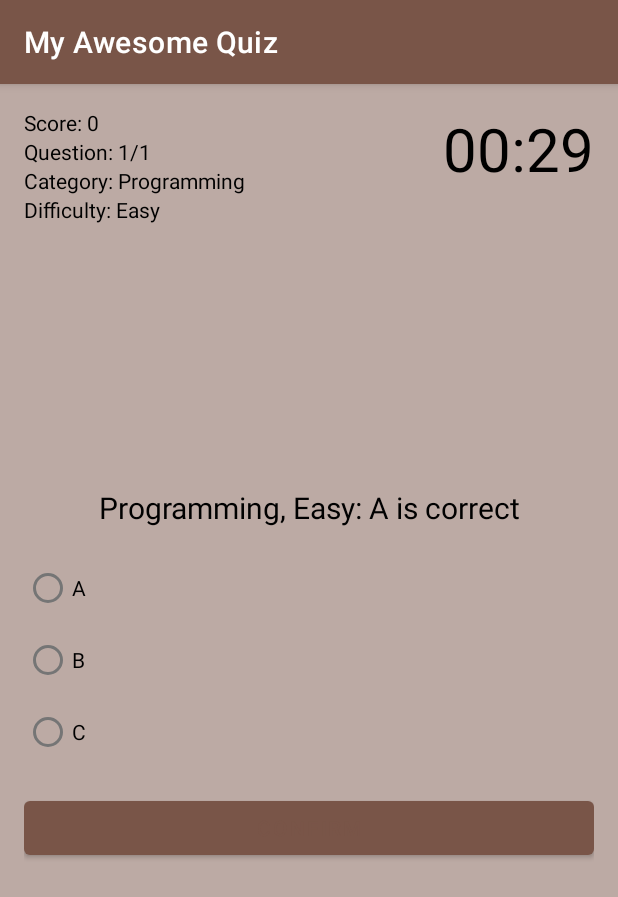
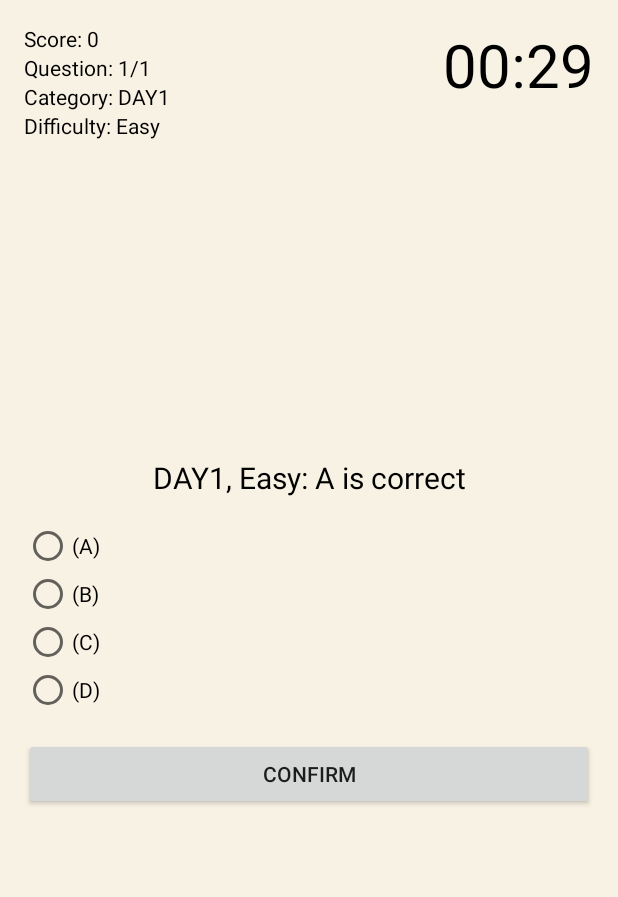
Before and after one commit to codefordmr01/myawesomequiz, an Android app: the screen it shows after launch (QuizActivity), after a tap on "START QUIZ", on a phone screen of 412 x 824 dp. Shown: the top 897 px of the screen. Run offline under Robolectric (Android 15) with nearby library versions, the phone set to English and light mode, and no system bars; 2 statements that could not run were skipped.

Commit message:
third_commit_difficulty_exist

```diff
--- a/app/src/main/AndroidManifest.xml
+++ b/app/src/main/AndroidManifest.xml
@@ -7,7 +7,7 @@
         android:dataExtractionRules="@xml/data_extraction_rules"
         android:fullBackupContent="@xml/backup_rules"
         android:icon="@mipmap/ic_launcher"
-        android:label="@string/app_name"
+        android:label=""
         android:roundIcon="@mipmap/ic_launcher_round"
         android:supportsRtl="true"
         android:theme="@style/Theme.MyAwesomeQuiz"
--- a/app/src/main/java/com/example/myawesomequiz/Category.java
+++ b/app/src/main/java/com/example/myawesomequiz/Category.java
@@ -1,9 +1,37 @@
 package com.example.myawesomequiz;
 
 public class Category {
-    public static final int PROGRAMMING = 1;
-    public static final int GEOGRAPHY = 2;
-    public static final int MATH = 3;
+
+    public static final int DAY1 = 1;
+    public static final int DAY2 = 2;
+    public static final int DAY3 = 3;
+    public static final int DAY4 = 4;
+    public static final int DAY5 = 5;
+    public static final int DAY6 = 6;
+    public static final int DAY7 = 7;
+    public static final int DAY8 = 8;
+    public static final int DAY9 = 9;
+    public static final int DAY10 = 10;
+    public static final int DAY11 = 11;
+    public static final int DAY12 = 12;
+    public static final int DAY13 = 13;
+    public static final int DAY14 = 14;
+    public static final int DAY15 = 15;
+    public static final int DAY16 = 16;
+    public static final int DAY17 = 17;
+    public static final int DAY18 = 18;
+    public static final int DAY19 = 19;
+    public static final int DAY20 = 20;
+    public static final int DAY21 = 21;
+    public static final int DAY22 = 22;
+    public static final int DAY23 = 23;
+    public static final int DAY24 = 24;
+    public static final int DAY25 = 25;
+    public static final int DAY26 = 26;
+    public static final int DAY27 = 27;
+    public static final int DAY28 = 28;
+    public static final int DAY29 = 29;
+    public static final int DAY30 = 30;
 
     private int id;
     private String name;
--- a/app/src/main/java/com/example/myawesomequiz/Question.java
+++ b/app/src/main/java/com/example/myawesomequiz/Question.java
@@ -4,7 +4,7 @@ package com.example.myawesomequiz;
 import android.os.Parcel;
 import android.os.Parcelable;
 
-public class  Question implements Parcelable {
+public class Question implements Parcelable {
     public static final String DIFFICULTY_EASY = "Easy";
     public static final String DIFFICULTY_MEDIUM = "Medium";
     public static final String DIFFICULTY_HARD = "Hard";
@@ -14,6 +14,7 @@ public class  Question implements Parcelable {
     private String option1;
     private String option2;
     private String option3;
+    private String option4;
     private int answerNr;
     private String difficulty;
     private int categoryID;
@@ -21,12 +22,13 @@ public class  Question implements Parcelable {
     public Question() {
     }
 
-    public Question(String question, String option1, String option2, String option3,
+    public Question(String question, String option1, String option2, String option3, String option4,
                     int answerNr, String difficulty, int categoryID) {
         this.question = question;
         this.option1 = option1;
         this.option2 = option2;
         this.option3 = option3;
+        this.option4 = option4;
         this.answerNr = answerNr;
         this.difficulty = difficulty;
         this.categoryID = categoryID;
@@ -38,6 +40,7 @@ public class  Question implements Parcelable {
         option1 = in.readString();
         option2 = in.readString();
         option3 = in.readString();
+        option4 = in.readString();
         answerNr = in.readInt();
         difficulty = in.readString();
         categoryID = in.readInt();
@@ -50,6 +53,7 @@ public class  Question implements Parcelable {
         dest.writeString(option1);
         dest.writeString(option2);
         dest.writeString(option3);
+        dest.writeString(option4);
         dest.writeInt(answerNr);
         dest.writeString(difficulty);
         dest.writeInt(categoryID);
@@ -108,9 +112,11 @@ public class  Question implements Parcelable {
         return option3;
     }
 
-    public void setOption3(String option3) {
-        this.option3 = option3;
-    }
+    public void setOption3(String option3) { this.option3 = option3; }
+
+    public String getOption4() { return option4; }
+
+    public void setOption4(String option4) { this.option4 = option4; }
 
     public int getAnswerNr() {
         return answerNr;
--- a/app/src/main/java/com/example/myawesomequiz/QuizActivity.java
+++ b/app/src/main/java/com/example/myawesomequiz/QuizActivity.java
@@ -38,6 +38,7 @@ public class QuizActivity extends AppCompatActivity {
     private RadioButton rb1;
     private RadioButton rb2;
     private RadioButton rb3;
+    private RadioButton rb4;
     private Button buttonConfirmNext;
 
     private ColorStateList textColorDefaultRb;
@@ -71,6 +72,7 @@ public class QuizActivity extends AppCompatActivity {
         rb1 = findViewById(R.id.radio_button1);
         rb2 = findViewById(R.id.radio_button2);
         rb3 = findViewById(R.id.radio_button3);
+        rb4 = findViewById(R.id.radio_button4);
         buttonConfirmNext = findViewById(R.id.button_confirm_next);
 
         textColorDefaultRb = rb1.getTextColors();
@@ -112,7 +114,7 @@ public class QuizActivity extends AppCompatActivity {
             @Override
             public void onClick(View v) {
                 if (!answered) {
-                    if (rb1.isChecked() || rb2.isChecked() || rb3.isChecked()) {
+                    if (rb1.isChecked() || rb2.isChecked() || rb3.isChecked() || rb4.isChecked()) {
                         checkAnswer();
                     } else {
                         Toast.makeText(QuizActivity.this, "Please select an answer", Toast.LENGTH_SHORT).show();
@@ -128,6 +130,7 @@ public class QuizActivity extends AppCompatActivity {
         rb1.setTextColor(textColorDefaultRb);
         rb2.setTextColor(textColorDefaultRb);
         rb3.setTextColor(textColorDefaultRb);
+        rb4.setTextColor(textColorDefaultRb);
         rbGroup.clearCheck();
 
         if (questionCounter < questionCountTotal) {
@@ -137,6 +140,7 @@ public class QuizActivity extends AppCompatActivity {
             rb1.setText(currentQuestion.getOption1());
             rb2.setText(currentQuestion.getOption2());
             rb3.setText(currentQuestion.getOption3());
+            rb4.setText(currentQuestion.getOption4());
 
             questionCounter++;
             textViewQuestionCount.setText("Question: " + questionCounter + "/" + questionCountTotal);
@@ -202,19 +206,24 @@ public class QuizActivity extends AppCompatActivity {
         rb1.setTextColor(Color.RED);
         rb2.setTextColor(Color.RED);
         rb3.setTextColor(Color.RED);
+        rb4.setTextColor(Color.RED);
 
         switch (currentQuestion.getAnswerNr()) {
             case 1:
                 rb1.setTextColor(Color.GREEN);
-                textViewQuestion.setText("Answer 1 is correct");
+                textViewQuestion.setText("Answer A is correct");
                 break;
             case 2:
                 rb2.setTextColor(Color.GREEN);
-                textViewQuestion.setText("Answer 2 is correct");
+                textViewQuestion.setText("Answer B is correct");
                 break;
             case 3:
                 rb3.setTextColor(Color.GREEN);
-                textViewQuestion.setText("Answer 3 is correct");
+                textViewQuestion.setText("Answer C is correct");
+                break;
+            case 4:
+                rb4.setTextColor(Color.GREEN);
+                textViewQuestion.setText("Answer D is correct");
                 break;
         }
 
--- a/app/src/main/java/com/example/myawesomequiz/QuizContract.java
+++ b/app/src/main/java/com/example/myawesomequiz/QuizContract.java
@@ -18,6 +18,7 @@ public final class QuizContract {
         public static final String COLUMN_OPTION1 = "option1";
         public static final String COLUMN_OPTION2 = "option2";
         public static final String COLUMN_OPTION3 = "option3";
+        public static final String COLUMN_OPTION4 = "option4";
         public static final String COLUMN_ANSWER_NR = "answer_nr";
         public static final String COLUMN_DIFFICULTY = "difficulty";
         public static final String COLUMN_CATEGORY_ID = "category_id";
--- a/app/src/main/java/com/example/myawesomequiz/QuizDbHelper.java
+++ b/app/src/main/java/com/example/myawesomequiz/QuizDbHelper.java
@@ -49,6 +49,7 @@ public class QuizDbHelper extends SQLiteOpenHelper {
                 QuestionsTable.COLUMN_OPTION1 + " TEXT, " +
                 QuestionsTable.COLUMN_OPTION2 + " TEXT, " +
                 QuestionsTable.COLUMN_OPTION3 + " TEXT, " +
+                QuestionsTable.COLUMN_OPTION4 + " TEXT, " +
                 QuestionsTable.COLUMN_ANSWER_NR + " INTEGER, " +
                 QuestionsTable.COLUMN_DIFFICULTY + " TEXT, " +
                 QuestionsTable.COLUMN_CATEGORY_ID + " INTEGER, " +
@@ -76,12 +77,25 @@ public class QuizDbHelper extends SQLiteOpenHelper {
     }
 
     private void fillCategoriesTable() {
-        Category c1 = new Category("Programming");
+/*        Category c1 = new Category("Programming");
         addCategory(c1);
         Category c2 = new Category("Geography");
         addCategory(c2);
         Category c3 = new Category("Math");
+        addCategory(c3);*/
+
+        Category c1 = new Category("DAY1");
+        addCategory(c1);
+        Category c2 = new Category("DAY2");
+        addCategory(c2);
+        Category c3 = new Category("DAY3");
         addCategory(c3);
+        Category c4 = new Category("DAY4");
+        addCategory(c4);
+        Category c5 = new Category("DAY5");
+        addCategory(c5);
+        Category c6 = new Category("DAY6");
+        addCategory(c6);
     }
 
     private void addCategory(Category category) {
@@ -91,29 +105,29 @@ public class QuizDbHelper extends SQLiteOpenHelper {
     }
 
     private void fillQuestionsTable() {
-        Question q1 = new Question("Programming, Easy: A is correct",
-                "A", "B", "C", 1,
-                Question.DIFFICULTY_EASY, Category.PROGRAMMING);
+        Question q1 = new Question("DAY1, Easy: A is correct",
+                "(A)", "(B)", "(C)", "(D)", 1,
+                Question.DIFFICULTY_EASY, Category.DAY1);
         addQuestion(q1);
-        Question q2 = new Question("Geography, Medium: B is correct",
-                "A", "B", "C", 2,
-                Question.DIFFICULTY_MEDIUM, Category.GEOGRAPHY);
+        Question q2 = new Question("DAY2, Medium: B is correct",
+                "(A)", "(B)", "(C)", "(D)", 2,
+                Question.DIFFICULTY_MEDIUM, Category.DAY2);
         addQuestion(q2);
-        Question q3 = new Question("Math, Hard: C is correct",
-                "A", "B", "C", 3,
-                Question.DIFFICULTY_HARD, Category.MATH);
+        Question q3 = new Question("DAY3, Hard: C is correct",
+                "(A)", "(B)", "(C)", "(D)", 3,
+                Question.DIFFICULTY_HARD, Category.DAY3);
         addQuestion(q3);
-        Question q4 = new Question("Math, Easy: A is correct",
-                "A", "B", "C", 1,
-                Question.DIFFICULTY_EASY, Category.MATH);
+        Question q4 = new Question("DAY4, Easy: A is correct",
+                "(A)", "(B)", "(C)", "(D)", 1,
+                Question.DIFFICULTY_EASY, Category.DAY4);
         addQuestion(q4);
-        Question q5 = new Question("Non existing, Easy: A is correct",
-                "A", "B", "C", 1,
-                Question.DIFFICULTY_EASY, 4);
+        Question q5 = new Question("DAY5, Easy: A is correct",
+                "(A)", "(B)", "(C)", "(D)", 1,
+                Question.DIFFICULTY_EASY, Category.DAY5);
         addQuestion(q5);
-        Question q6 = new Question("Non existing, Medium: B is correct",
-                "A", "B", "C", 2,
-                Question.DIFFICULTY_MEDIUM, 5);
+        Question q6 = new Question("DAY6, Medium: B is correct",
+                "(A)", "(B)", "(C)", "(D)", 2,
+                Question.DIFFICULTY_MEDIUM, Category.DAY6);
         addQuestion(q6);
     }
 
@@ -123,6 +137,7 @@ public class QuizDbHelper extends SQLiteOpenHelper {
         cv.put(QuestionsTable.COLUMN_OPTION1, question.getOption1());
         cv.put(QuestionsTable.COLUMN_OPTION2, question.getOption2());
         cv.put(QuestionsTable.COLUMN_OPTION3, question.getOption3());
+        cv.put(QuestionsTable.COLUMN_OPTION4, question.getOption4());
         cv.put(QuestionsTable.COLUMN_ANSWER_NR, question.getAnswerNr());
         cv.put(QuestionsTable.COLUMN_DIFFICULTY, question.getDifficulty());
         cv.put(QuestionsTable.COLUMN_CATEGORY_ID, question.getCategoryID());
@@ -162,6 +177,7 @@ public class QuizDbHelper extends SQLiteOpenHelper {
                 question.setOption1(c.getString(c.getColumnIndex(QuestionsTable.COLUMN_OPTION1)));
                 question.setOption2(c.getString(c.getColumnIndex(QuestionsTable.COLUMN_OPTION2)));
                 question.setOption3(c.getString(c.getColumnIndex(QuestionsTable.COLUMN_OPTION3)));
+                question.setOption4(c.getString(c.getColumnIndex(QuestionsTable.COLUMN_OPTION4)));
                 question.setAnswerNr(c.getInt(c.getColumnIndex(QuestionsTable.COLUMN_ANSWER_NR)));
                 question.setDifficulty(c.getString(c.getColumnIndex(QuestionsTable.COLUMN_DIFFICULTY)));
                 question.setCategoryID(c.getInt(c.getColumnIndex(QuestionsTable.COLUMN_CATEGORY_ID)));
@@ -200,6 +216,7 @@ public class QuizDbHelper extends SQLiteOpenHelper {
                 question.setOption1(c.getString(c.getColumnIndex(QuestionsTable.COLUMN_OPTION1)));
                 question.setOption2(c.getString(c.getColumnIndex(QuestionsTable.COLUMN_OPTION2)));
                 question.setOption3(c.getString(c.getColumnIndex(QuestionsTable.COLUMN_OPTION3)));
+                question.setOption4(c.getString(c.getColumnIndex(QuestionsTable.COLUMN_OPTION4)));
                 question.setAnswerNr(c.getInt(c.getColumnIndex(QuestionsTable.COLUMN_ANSWER_NR)));
                 question.setDifficulty(c.getString(c.getColumnIndex(QuestionsTable.COLUMN_DIFFICULTY)));
                 question.setCategoryID(c.getInt(c.getColumnIndex(QuestionsTable.COLUMN_CATEGORY_ID)));
--- a/app/src/main/java/com/example/myawesomequiz/StartingScreenActivity.java
+++ b/app/src/main/java/com/example/myawesomequiz/StartingScreenActivity.java
@@ -1,10 +1,12 @@
 package com.example.myawesomequiz;
 
 import androidx.appcompat.app.AppCompatActivity;
+import androidx.appcompat.widget.Toolbar;
 
 import android.content.Intent;
 import android.content.SharedPreferences;
 import android.os.Bundle;
+import android.view.MenuItem;
 import android.view.View;
 import android.widget.ArrayAdapter;
 import android.widget.Button;
@@ -28,6 +30,8 @@ public class StartingScreenActivity extends AppCompatActivity {
 
     private int highscore;
 
+    private Toolbar toolbar;
+
     @Override
     protected void onCreate(Bundle savedInstanceState) {
         super.onCreate(savedInstanceState);
@@ -48,6 +52,23 @@ public class StartingScreenActivity extends AppCompatActivity {
                 startQuiz();
             }
         });
+
+        // Toolbar 설정
+        toolbar = findViewById(R.id.toolbar);
+        setSupportActionBar(toolbar);
+        getSupportActionBar().setDisplayHomeAsUpEnabled(true); // 뒤로가기 버튼, 디폴트로 true만 해도 백버튼이 생김
+    }
+
+    // Toolbar back button 설정
+    @Override
+    public boolean onOptionsItemSelected(MenuItem item) {
+        switch (item.getItemId()) {
+            case android.R.id.home:{
+                finish();
+                return true;
+            }
+        }
+        return super.onOptionsItemSelected(item);
     }
 
     private void startQuiz() {
--- a/app/src/main/res/layout/activity_quiz.xml
+++ b/app/src/main/res/layout/activity_quiz.xml
@@ -4,9 +4,10 @@
     xmlns:tools="http://schemas.android.com/tools"
     android:layout_width="match_parent"
     android:layout_height="match_parent"
-    android:background="@color/colorBackground"
+    android:background="@color/another"
     android:padding="16dp"
     tools:context=".QuizActivity">
+
 
     <TextView
         android:id="@+id/text_view_score"
@@ -92,6 +93,13 @@
             android:text="Option 3"
             android:freezesText="true"/>
 
+        <RadioButton
+            android:id="@+id/radio_button4"
+            android:layout_width="wrap_content"
+            android:layout_height="wrap_content"
+            android:text="Option 4"
+            android:freezesText="true"/>
+
     </RadioGroup>
 
     <Button
--- a/app/src/main/res/layout/activity_starting_screen.xml
+++ b/app/src/main/res/layout/activity_starting_screen.xml
@@ -4,16 +4,19 @@
     xmlns:tools="http://schemas.android.com/tools"
     android:layout_width="match_parent"
     android:layout_height="match_parent"
-    android:background="@color/colorBackground"
-    android:padding="16dp"
+    android:background="@color/another"
     tools:context=".StartingScreenActivity">
+
+    <include
+        layout="@layout/toolbar"
+        android:id="@+id/toolbar"/>
 
     <TextView
         android:layout_width="wrap_content"
         android:layout_height="wrap_content"
         android:layout_centerHorizontal="true"
-        android:layout_marginTop="30dp"
-        android:text="My Awesome Quiz"
+        android:layout_marginTop="150dp"
+        android:text="TOEIC PART 5 기출문제"
         android:textColor="@android:color/black"
         android:textSize="35sp"
         app:layout_constraintBottom_toBottomOf="parent"
--- a/app/src/main/res/values/colors.xml
+++ b/app/src/main/res/values/colors.xml
@@ -1,13 +1,19 @@
 <?xml version="1.0" encoding="utf-8"?>
 <resources>
-    <color name="purple_200">#745881</color>
-    <color name="purple_500">#795548</color>
-    <color name="purple_700">#795548</color>
-    <color name="colorPrimary">#795548</color>
-    <color name="white">#795548</color>
-    <color name="teal_200">#795548</color>
-    <color name="teal_700">#795548</color>
-    <color name="black">#794458</color>
+    <color name="purple_200">#FFBB86FC</color>
+    <color name="purple_500">#FF6200EE</color>
+    <color name="purple_700">#FF3700B3</color>
+    <color name="teal_200">#FF03DAC5</color>
+    <color name="teal_700">#FF018786</color>
+    <color name="black">#FF000000</color>
+    <color name="white">#FFFFFFFF</color>
+    <color name="color4">#F1D3B3</color>
+    <color name="color3">#C7BCA1</color>
+    <color name="color2">#8B7E74</color>
+    <color name="color1">#65647C</color>
+    <color name="another">#f8f2e4</color>
+    <color name="Gray">@android:color/darker_gray</color>
+    <color name="status">#959189</color>
 
     <color name="colorPrimaryDark">#5D4037</color>
     <color name="colorAccent">#FFEB3B</color>
--- a/app/src/main/res/values/themes.xml
+++ b/app/src/main/res/values/themes.xml
@@ -1,6 +1,6 @@
 <resources xmlns:tools="http://schemas.android.com/tools">
     <!-- Base application theme. -->
-    <style name="Theme.MyAwesomeQuiz" parent="Theme.MaterialComponents.DayNight.DarkActionBar">
+    <style name="Theme.MyAwesomeQuiz" parent="Theme.AppCompat.Light.NoActionBar">
         <!-- Primary brand color. -->
         <item name="colorPrimary">@color/purple_500</item>
         <item name="colorPrimaryVariant">@color/purple_700</item>
@@ -10,7 +10,7 @@
         <item name="colorSecondaryVariant">@color/teal_700</item>
         <item name="colorOnSecondary">@color/black</item>
         <!-- Status bar color. -->
-        <item name="android:statusBarColor">?attr/colorPrimaryVariant</item>
+        <item name="android:statusBarColor">@color/status</item>
         <!-- Customize your theme here. -->
     </style>
 </resources>
```
